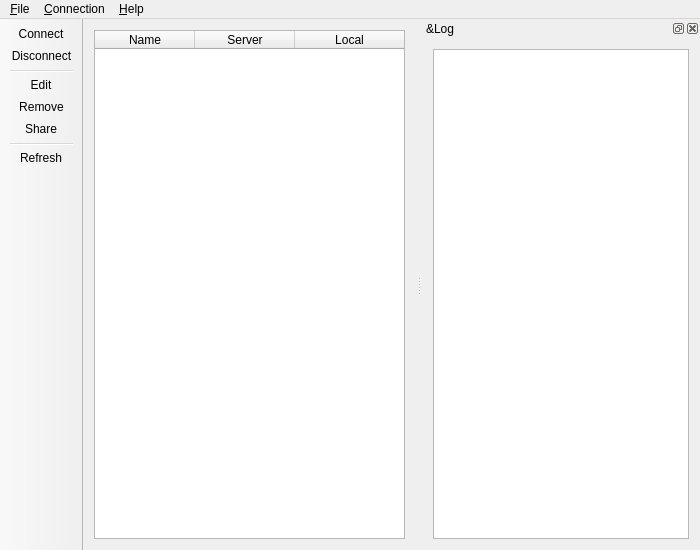
Above: src/ui/mainwindow.ui from df543/shadowsocks-face before the change. Below: the same form after it.
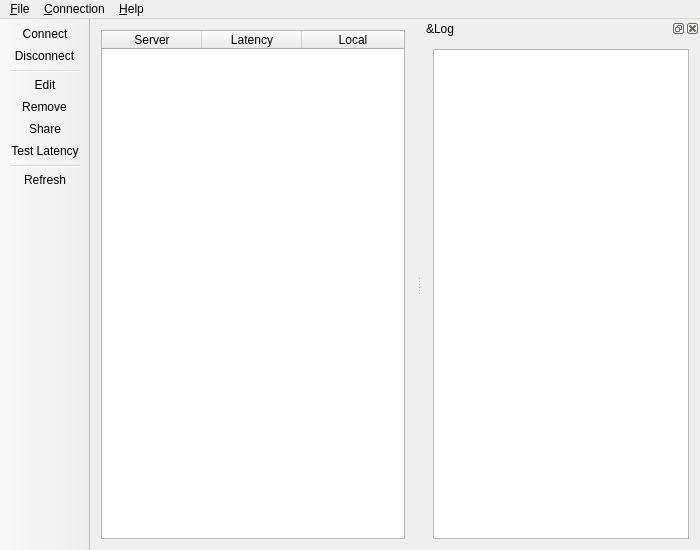
That is the form after the change. Icons and pictures are not drawn.

Diff of the .ui file:
```diff
--- a/src/ui/mainwindow.ui
+++ b/src/ui/mainwindow.ui
@@ -42,16 +42,16 @@
       <attribute name="verticalHeaderVisible">
        <bool>false</bool>
       </attribute>
-      <column>
-       <property name="text">
-        <string>Name</string>
-       </property>
-      </column>
       <column>
        <property name="text">
         <string>Server</string>
        </property>
       </column>
+      <column>
+       <property name="text">
+        <string>Latency</string>
+       </property>
+      </column>
       <column>
        <property name="text">
         <string>Local</string>
@@ -131,6 +131,7 @@
    <addaction name="actionEdit"/>
    <addaction name="actionRemove"/>
    <addaction name="actionShare"/>
+   <addaction name="actionTestLatency"/>
    <addaction name="separator"/>
    <addaction name="actionRefresh"/>
   </widget>
@@ -318,6 +319,18 @@
     <string>Show window</string>
    </property>
   </action>
+  <action name="actionTestLatency">
+   <property name="icon">
+    <iconset resource="../res/res.qrc">
+     <normaloff>:/icons/flag-green</normaloff>:/icons/flag-green</iconset>
+   </property>
+   <property name="text">
+    <string>Test Latency</string>
+   </property>
+   <property name="toolTip">
+    <string>Test Latency</string>
+   </property>
+  </action>
  </widget>
  <layoutdefault spacing="6" margin="11"/>
  <resources>
```
Left out of the diff: 1 changed line with no effect on the pictures.
